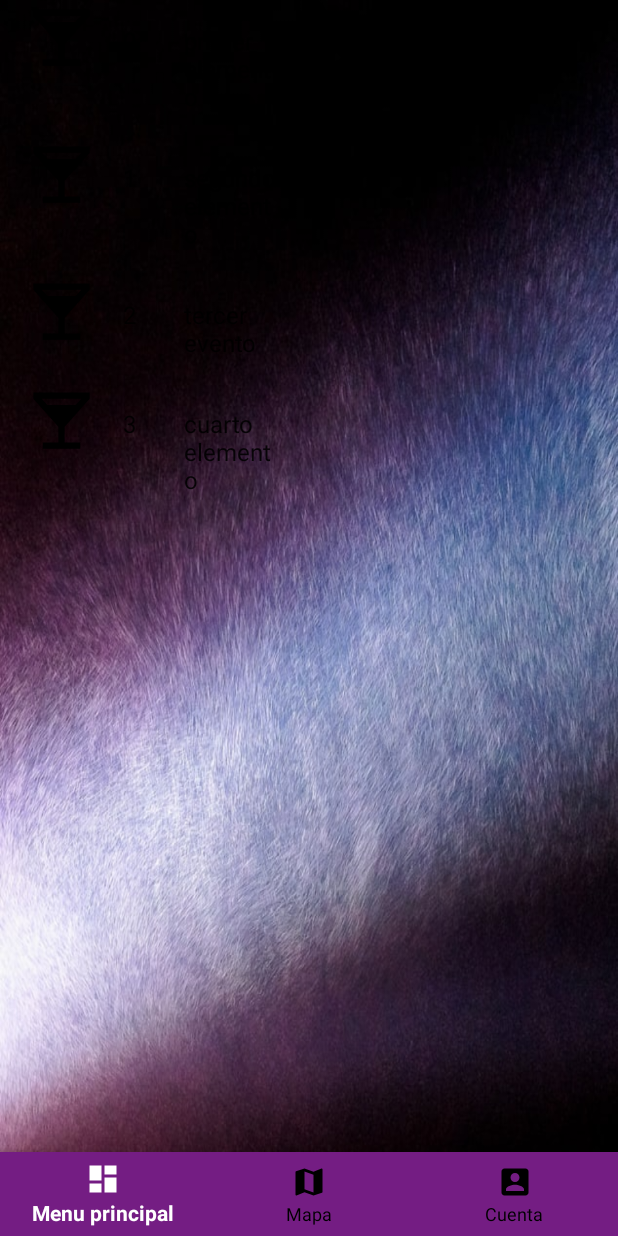
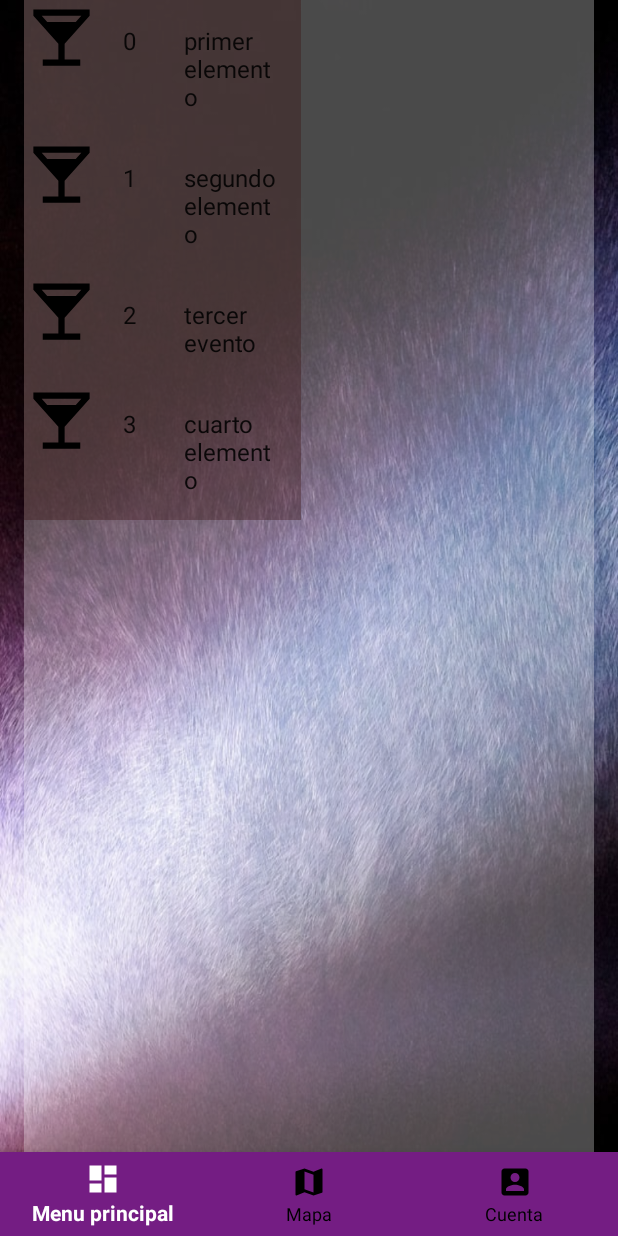
Before and after one commit to AdrianAlonsoDev/FiestasGranada, an Android app: the EventoFragment screen opened directly, with no data from a screen before it, on a phone screen of 412 x 824 dp. Run offline under Robolectric (Android 15) with nearby library versions, the phone set to English and light mode, and no system bars.

Commit message:
Editado el diseño un poco
Signed-off-by: AdrianArtimez <adrianartimez@outlook.com>

```diff
--- a/app/src/main/res/layout/fragment_evento.xml
+++ b/app/src/main/res/layout/fragment_evento.xml
@@ -2,7 +2,8 @@
 <LinearLayout xmlns:android="http://schemas.android.com/apk/res/android"
     android:layout_width="wrap_content"
     android:layout_height="wrap_content"
-    android:layout_gravity="center">
+    android:layout_gravity="center"
+    android:background="#5C3C1313">
 
     <androidx.appcompat.widget.AppCompatImageView
         android:id="@+id/imagen"
--- a/app/src/main/res/layout/fragment_evento_list.xml
+++ b/app/src/main/res/layout/fragment_evento_list.xml
@@ -8,6 +8,7 @@
     android:layout_height="match_parent"
     android:layout_marginLeft="16dp"
     android:layout_marginRight="16dp"
+    android:background="#4AFFFFFF"
     app:layoutManager="LinearLayoutManager"
     tools:context=".EventoFragment"
     tools:listitem="@layout/fragment_evento" />
```
